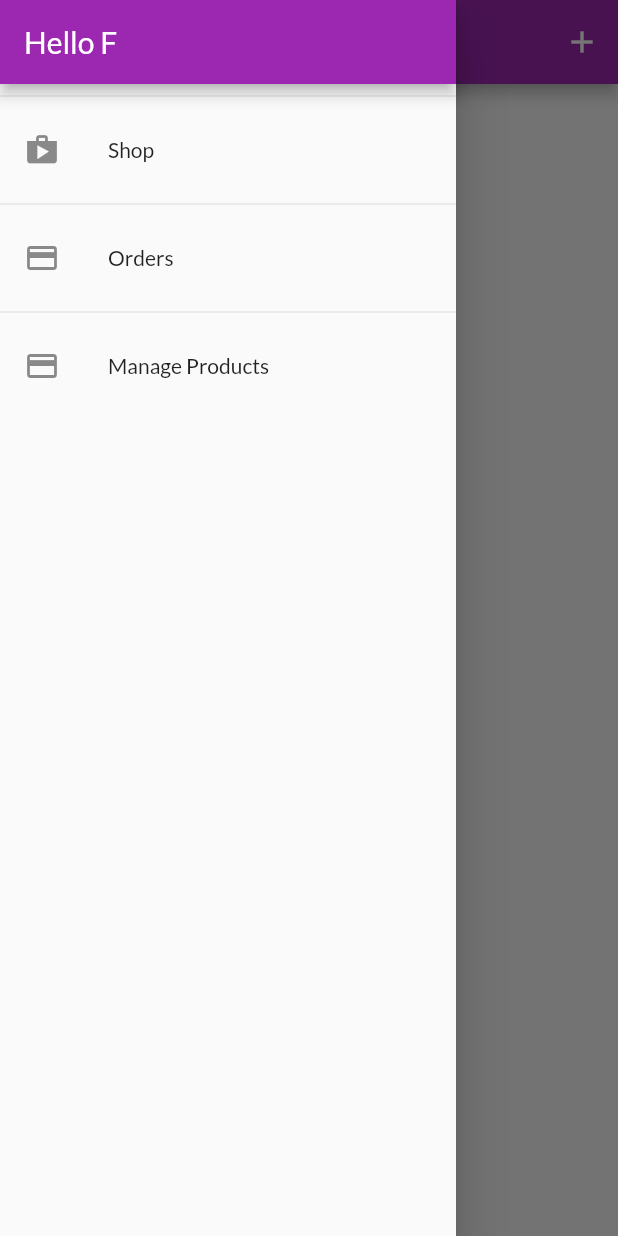
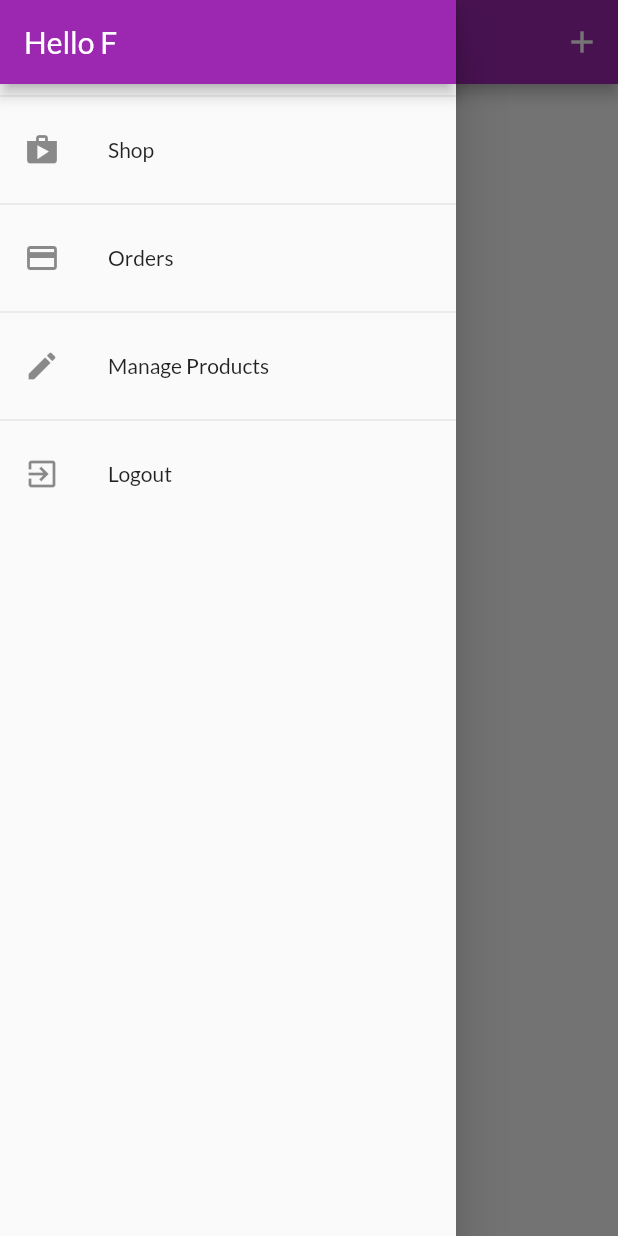
Before and after one commit to politeles/shop_app, a Flutter app: the UserProductsScreen screen opened by its route, with the side drawer open, on a phone screen of 412 x 824 dp. Run offline on Flutter 3.47's test engine with Material 2 defaults, Android fonts, the phone set to English and light mode, and no system bars; network calls fail.

Commit message:
logout func and buttons

```diff
--- a/lib/main.dart
+++ b/lib/main.dart
@@ -35,9 +35,9 @@ class MyApp extends StatelessWidget {
           //recommended approach
           create: (_) => Products('', [], ''),
           update: (context, auth, previousProducts) => Products(
-              auth.token!,
+              auth.token ?? '',
               previousProducts == null ? [] : previousProducts.items,
-              auth.userId!),
+              auth.userId ?? ''),
         ),
         ChangeNotifierProvider.value(
           value: Cart(),
--- a/lib/widgets/app_drawer.dart
+++ b/lib/widgets/app_drawer.dart
@@ -1,7 +1,9 @@
+import 'package:flutter/foundation.dart';
 import 'package:flutter/material.dart';
-
+import 'package:provider/provider.dart';
 import '../screens/order_screen.dart';
 import '../screens/user_products_screen.dart';
+import '../providers/auth.dart';
 
 class AppDrawer extends StatelessWidget {
   const AppDrawer({Key? key}) : super(key: key);
@@ -33,11 +35,22 @@ class AppDrawer extends StatelessWidget {
           ),
           Divider(),
           ListTile(
-            leading: Icon(Icons.payment),
+            leading: Icon(Icons.edit),
             title: Text('Manage Products'),
             onTap: () {
               Navigator.of(context)
                   .pushReplacementNamed(UserProductsScreen.routeName);
+            },
+          ),
+          Divider(),
+          ListTile(
+            leading: Icon(Icons.exit_to_app),
+            title: Text('Logout'),
+            onTap: () {
+              Navigator.of(context).pop();
+              Provider.of<Auth>(context, listen: false).logout();
+              // Navigator.of(context)
+              //     .pushReplacementNamed(UserProductsScreen.routeName);
             },
           )
         ],
```
Also changed, not shown: lib/providers/auth.dart (+7 -0 lines).
